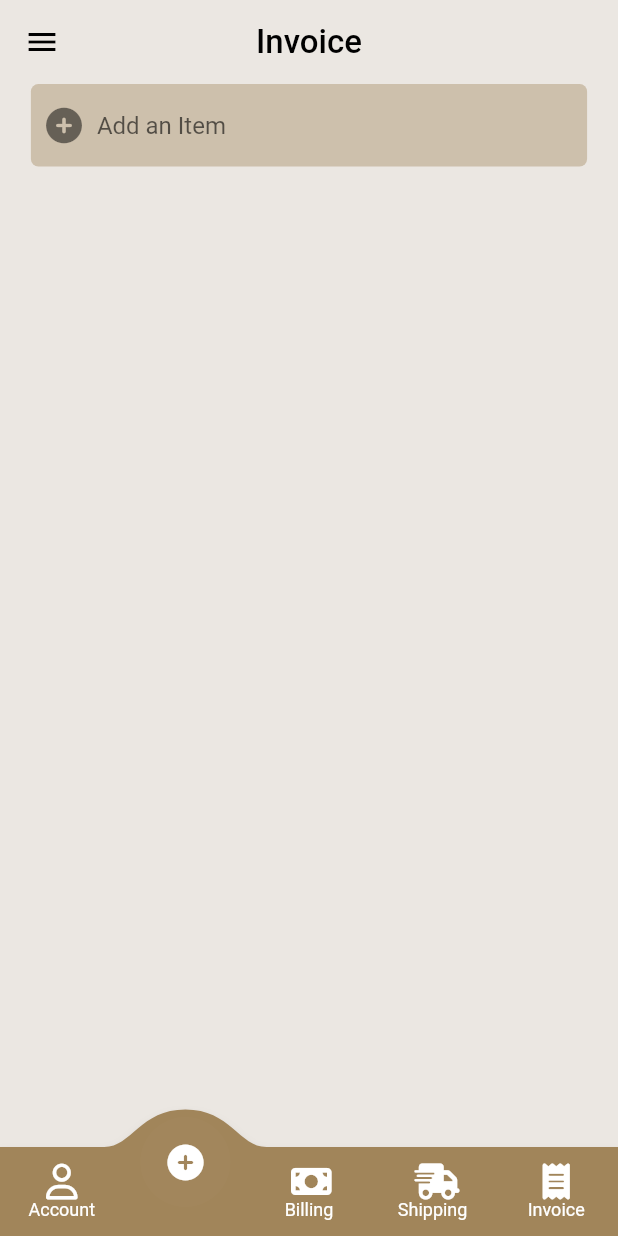
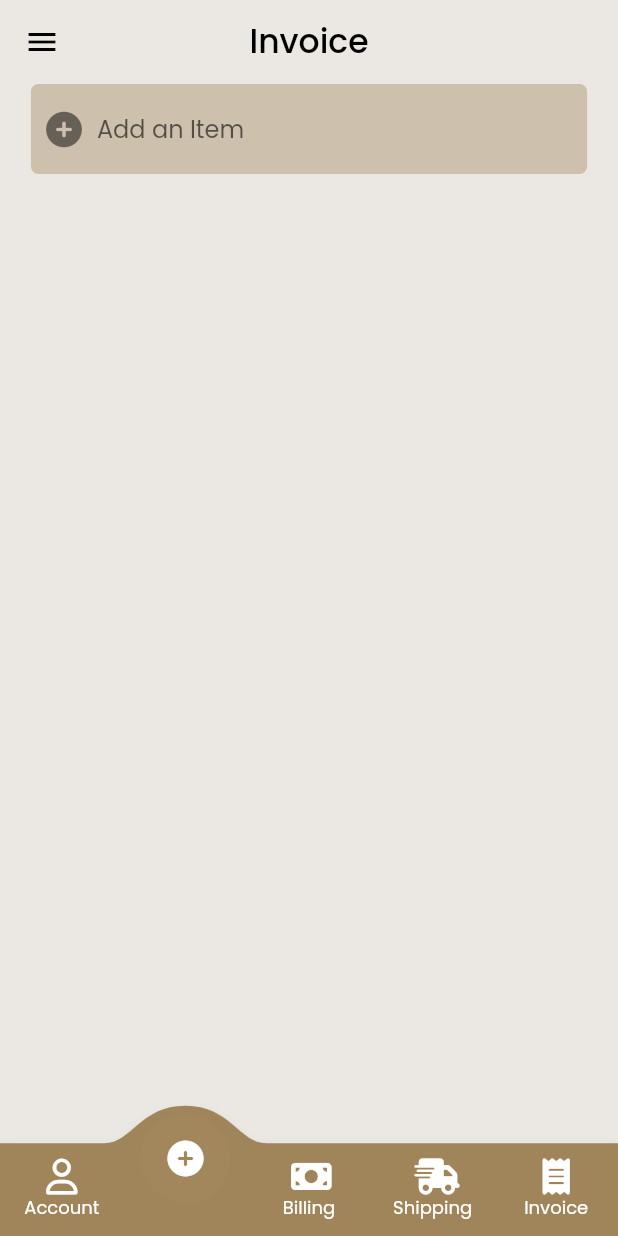
Before and after one commit to adarshskumar/APMG-User-App, a Flutter app: the screen it shows after launch, item 2 of the bottom bar chosen, on a phone screen of 412 x 824 dp. Run offline on Flutter 3.47's test engine with Material 2 defaults, Android fonts, the phone set to English and light mode, and no system bars; drawn by our look-alikes of convex_bottom_bar; our stand-ins replace font_awesome_flutter; Roboto replaces fonts that are missing (Muli).

Commit message:
folder structure - ddd architecture

```diff
--- /dev/null
+++ b/lib/core/theme.dart
@@ -0,0 +1,18 @@
+import 'package:apmg/core/constants.dart';
+import 'package:flutter/material.dart';
+
+ThemeData theme() {
+  return ThemeData(
+    scaffoldBackgroundColor: Colors.white,
+    fontFamily: 'Poppins',
+    visualDensity: VisualDensity.comfortable,
+    backgroundColor: Colors.black,
+    appBarTheme: const AppBarTheme(
+      iconTheme: IconThemeData(color: black),
+    ),
+    textTheme: const TextTheme(
+      bodyText1: TextStyle(fontFamily: 'Poppins'),
+      bodyText2: TextStyle(fontFamily: 'Poppins'),
+    ),
+  );
+}
--- a/lib/main.dart
+++ b/lib/main.dart
@@ -2,7 +2,7 @@ import 'package:apmg/screens/home.dart';
 import 'package:apmg/screens/invoice.dart';
 import 'package:apmg/screens/login_screen.dart';
 import 'package:apmg/screens/splash_screen.dart';
-import 'package:apmg/theme.dart';
+import 'package:apmg/core/theme.dart';
 import 'package:flutter/material.dart';
 
 void main() {
--- a/lib/screens/home.dart
+++ b/lib/presentation/home/home.dart
@@ -1,4 +1,4 @@
-import 'package:apmg/constants.dart';
+import 'package:apmg/core/constants.dart';
 import 'package:apmg/textstyles.dart';
 import 'package:flutter/material.dart';
 import 'package:font_awesome_flutter/font_awesome_flutter.dart';
--- a/lib/screens/invoice.dart
+++ b/lib/screens/invoice.dart
@@ -2,7 +2,7 @@ import 'package:convex_bottom_bar/convex_bottom_bar.dart';
 import 'package:flutter/material.dart';
 import 'package:font_awesome_flutter/font_awesome_flutter.dart';
 
-import '../constants.dart';
+import '../core/constants.dart';
 
 class Invoice extends StatefulWidget {
   const Invoice({Key? key}) : super(key: key);
@@ -33,7 +33,7 @@ class _InvoiceState extends State<Invoice> {
       bottomNavigationBar: ConvexAppBar(
         color: Colors.white,
         backgroundColor: dark30,
-        height: height * 0.072,
+        height: height * 0.075,
         activeColor: Colors.white.withOpacity(0.01),
         items: const [
           TabItem(
@@ -437,8 +437,8 @@ class _InvoiceState extends State<Invoice> {
                                       borderRadius: BorderRadius.circular(5),
                                       borderSide: BorderSide.none),
                                   hintText: "ShipVia",
-                                suffixIcon: Icon(FontAwesomeIcons.shippingFast)
-                              ),
+                                  suffixIcon:
+                                      Icon(FontAwesomeIcons.shippingFast)),
                             ),
                             SizedBox(
                               height: height * 0.02,
@@ -451,8 +451,8 @@ class _InvoiceState extends State<Invoice> {
                                       borderRadius: BorderRadius.circular(5),
                                       borderSide: BorderSide.none),
                                   hintText: "Shipping Location",
-                                  suffixIcon: Icon(FontAwesomeIcons.locationPin)
-                              ),
+                                  suffixIcon:
+                                      Icon(FontAwesomeIcons.locationPin)),
                             ),
                             SizedBox(
                               height: height * 0.02,
@@ -465,8 +465,8 @@ class _InvoiceState extends State<Invoice> {
                                       borderRadius: BorderRadius.circular(5),
                                       borderSide: BorderSide.none),
                                   hintText: "Terms Days",
-                                suffixIcon: Icon(FontAwesomeIcons.calendarDays)
-                              ),
+                                  suffixIcon:
+                                      Icon(FontAwesomeIcons.calendarDays)),
                             ),
                             SizedBox(
                               height: height * 0.02,
@@ -507,7 +507,8 @@ class _InvoiceState extends State<Invoice> {
                                 Text(
                                   "Discount",
                                   style: TextStyle(
-                                      fontSize: 18, fontWeight: FontWeight.w300),
+                                      fontSize: 18,
+                                      fontWeight: FontWeight.w300),
                                 ),
                               ],
                             ),
@@ -519,7 +520,8 @@ class _InvoiceState extends State<Invoice> {
                                 Text(
                                   "Misc. Charge",
                                   style: TextStyle(
-                                      fontSize: 18, fontWeight: FontWeight.w300),
+                                      fontSize: 18,
+                                      fontWeight: FontWeight.w300),
                                 ),
                               ],
                             ),
@@ -531,7 +533,8 @@ class _InvoiceState extends State<Invoice> {
                                 Text(
                                   "Shipping Charge",
                                   style: TextStyle(
-                                      fontSize: 18, fontWeight: FontWeight.w300),
+                                      fontSize: 18,
+                                      fontWeight: FontWeight.w300),
                                 ),
                               ],
                             ),
@@ -543,14 +546,17 @@ class _InvoiceState extends State<Invoice> {
                                 Text(
                                   "Sub Total",
                                   style: TextStyle(
-                                      fontSize: 18, fontWeight: FontWeight.w300),
+                                      fontSize: 18,
+                                      fontWeight: FontWeight.w300),
                                 ),
                               ],
                             ),
                             SizedBox(
                               height: height * 0.02,
                             ),
-                            const Divider(color: black,),
+                            const Divider(
+                              color: black,
+                            ),
                             SizedBox(
                               height: height * 0.02,
                             ),
@@ -559,7 +565,8 @@ class _InvoiceState extends State<Invoice> {
                                 Text(
                                   "Net Invoice Amount",
                                   style: TextStyle(
-                                      fontSize: 18, fontWeight: FontWeight.w300),
+                                      fontSize: 18,
+                                      fontWeight: FontWeight.w300),
                                 ),
                               ],
                             ),
@@ -568,9 +575,19 @@ class _InvoiceState extends State<Invoice> {
                             ),
                             Row(
                               mainAxisAlignment: MainAxisAlignment.spaceBetween,
-                              children: const[
-                                Text("email",style: TextStyle(fontSize: 18,fontWeight:FontWeight.w500),),
-                                Text("fax",style: TextStyle(fontSize: 18,fontWeight:FontWeight.w500),),
+                              children: const [
+                                Text(
+                                  "email",
+                                  style: TextStyle(
+                                      fontSize: 18,
+                                      fontWeight: FontWeight.w500),
+                                ),
+                                Text(
+                                  "fax",
+                                  style: TextStyle(
+                                      fontSize: 18,
+                                      fontWeight: FontWeight.w500),
+                                ),
                               ],
                             )
                           ])),
--- a/lib/textstyles.dart
+++ b/lib/textstyles.dart
@@ -1,7 +1,5 @@
 import 'package:flutter/material.dart';
 
-import 'package:apmg/constants.dart';
-dynamic appbarstyle=TextStyle(
-    fontSize: 22,
-    color: black
-);
+import 'package:apmg/core/constants.dart';
+
+dynamic appbarstyle = TextStyle(fontSize: 22, color: black);
--- a/lib/theme.dart
+++ /dev/null
@@ -1,19 +0,0 @@
-import 'package:apmg/constants.dart';
-import 'package:flutter/material.dart';
-
-ThemeData theme() {
-  return ThemeData(
-    scaffoldBackgroundColor: Colors.white,
-     fontFamily: "Muli",
-    // appBarTheme: appBarTheme(),
-    // textTheme: textTheme(),
-    // inputDecorationTheme: inputDecorationTheme(),
-    visualDensity: VisualDensity.comfortable,
-    backgroundColor: Colors.black,
-    appBarTheme:const AppBarTheme(
-      iconTheme: IconThemeData(
-        color: black
-      )
-    )
-  );
-}
```
Also changed, not shown: pubspec.yaml (+13 -13 lines), lib/core/constants.dart (renamed from lib/constants.dart), lib/presentation/login/login_screen.dart (renamed from lib/screens/login_screen.dart), lib/presentation/login/splash_screen.dart (renamed from lib/screens/splash_screen.dart), lib/presentation/login/widgets/circularButton.dart (renamed from lib/components/circularButton.dart), lib/presentation/login/widgets/rounded_button.dart (renamed from lib/components/rounded_button.dart), lib/presentation/login/widgets/rounded_input_field.dart (renamed from lib/components/rounded_input_field.dart), lib/presentation/login/widgets/text_field_container.dart (renamed from lib/components/text_field_container.dart). Lines whose indentation alone changed are shown as unchanged.
